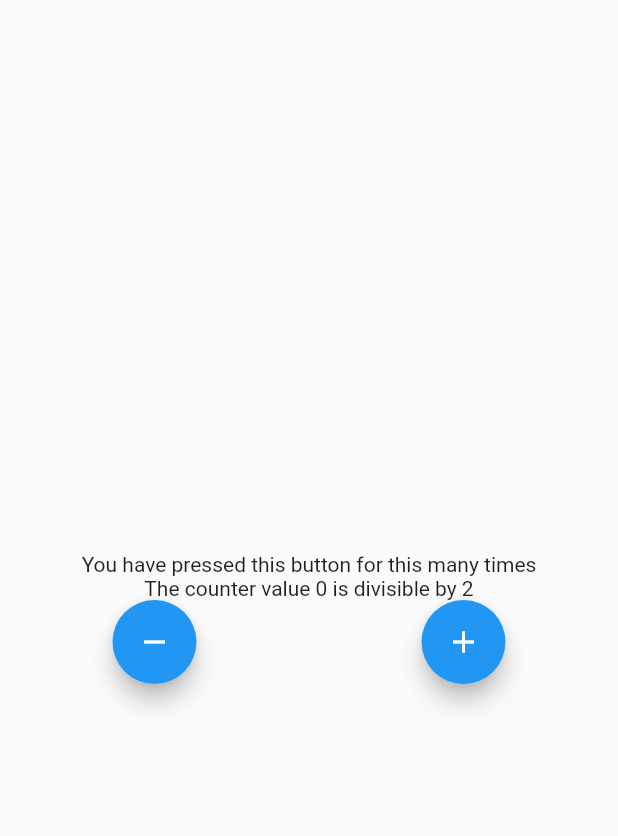
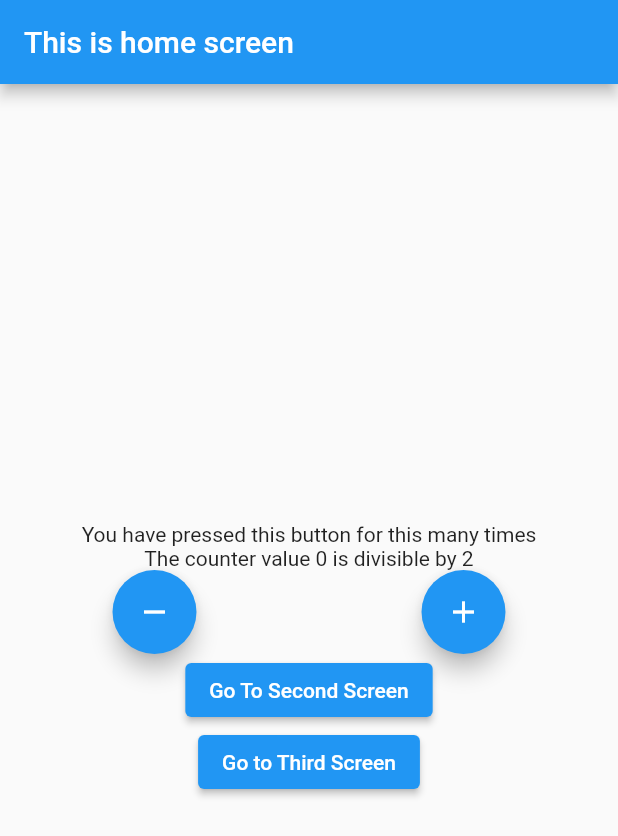
Before and after one commit to ScreamingSyntax/Bloc-Progress, a Flutter app: the screen it shows after launch, on a phone screen of 412 x 824 dp. Shown: the top 836 px of the screen. Run offline on Flutter 3.47's test engine with Material 2 defaults, Android fonts, the phone set to English and light mode, and no system bars; our stand-ins replace bloc, equatable, flutter_bloc.

Commit message:
Named Routing Done

```diff
--- /dev/null
+++ b/lib/Presentation/Screens/home_screen.dart
@@ -0,0 +1,84 @@
+import 'package:flutter/material.dart';
+import 'package:flutter_bloc/flutter_bloc.dart';
+
+import '../../Logic/cubit/counter_cubit.dart';
+
+class HomeScreen extends StatelessWidget {
+  const HomeScreen({super.key});
+
+  @override
+  Widget build(BuildContext context) {
+    return Scaffold(
+      appBar: AppBar(
+        title: Text("This is home screen"),
+      ),
+      body: BlocListener<CounterCubit, CounterState>(
+        listener: (context, state) {
+          if (state.wasIncremented == false) {
+            ScaffoldMessenger.of(context).showSnackBar(const SnackBar(
+              content: Text("Decremented"),
+              duration: Duration(seconds: 2),
+            ));
+          }
+          if (state.wasIncremented == true) {
+            ScaffoldMessenger.of(context).showSnackBar(const SnackBar(
+              content: Text("Incremented"),
+              duration: Duration(seconds: 2),
+            ));
+          }
+        },
+        child: Center(
+          child: Column(
+            mainAxisAlignment: MainAxisAlignment.center,
+            children: [
+              const Text("You have pressed this button for this many times"),
+              BlocBuilder<CounterCubit, CounterState>(
+                builder: (context, state) {
+                  if (state.counterValue < 0) {
+                    return const Text("The counter value is negative");
+                  }
+                  if (state.counterValue % 2 == 0) {
+                    return Text(
+                        "The counter value ${state.counterValue} is divisible by 2");
+                  }
+                  return Text(
+                    "Hello ${state.counterValue}",
+                  );
+                },
+              ),
+              Row(
+                mainAxisAlignment: MainAxisAlignment.spaceAround,
+                children: [
+                  FloatingActionButton(
+                    heroTag: 'minus',
+                    tooltip: 'Decrement',
+                    onPressed: () {
+                      BlocProvider.of<CounterCubit>(context).decrement();
+                    },
+                    child: const Icon(Icons.remove),
+                  ),
+                  FloatingActionButton(
+                    heroTag: 'plus',
+                    tooltip: 'Increment ',
+                    onPressed: () {
+                      BlocProvider.of<CounterCubit>(context).increment();
+                    },
+                    child: const Icon(Icons.add),
+                  ),
+                ],
+              ),
+              ElevatedButton(
+                  onPressed: () => {Navigator.of(context).pushNamed("/second")},
+                  child: Text("Go To Second Screen")),
+              ElevatedButton(
+                  onPressed: () {
+                    Navigator.of(context).pushNamed("third");
+                  },
+                  child: Text("Go to Third Screen"))
+            ],
+          ),
+        ),
+      ),
+    );
+  }
+}
--- a/lib/main.dart
+++ b/lib/main.dart
@@ -1,6 +1,9 @@
+import 'package:day1/Presentation/Screens/second_screen.dart';
+import 'package:day1/Presentation/Screens/third_screen.dart';
 import 'package:flutter_bloc/flutter_bloc.dart';
 import 'package:flutter/material.dart';
-import 'package:day1/cubit/counter_cubit.dart';
+import 'Logic/cubit/counter_cubit.dart';
+import 'Presentation/Screens/home_screen.dart';
 
 void main() => runApp(MyApp());
 
@@ -10,83 +13,31 @@ class MyApp extends StatefulWidget {
 }
 
 class _MyAppState extends State<MyApp> {
+  final CounterCubit _counterCubit = CounterCubit();
+
   @override
   Widget build(BuildContext context) {
-    return BlocProvider<CounterCubit>(
-      create: (context) => CounterCubit(),
-      child: MaterialApp(
-        home: HomePage(),
-      ),
+    return MaterialApp(
+      routes: {
+        "/": (context) => BlocProvider.value(
+              value: _counterCubit,
+              child: const HomeScreen(),
+            ),
+        "/second": (context) => BlocProvider.value(
+              value: _counterCubit,
+              child: const SecondScreen(),
+            ),
+        "third": (context) => BlocProvider.value(
+              value: _counterCubit,
+              child: const ThirdScreen(),
+            )
+      },
     );
   }
-}
 
-class HomePage extends StatefulWidget {
-  State<HomePage> createState() => _HomePageState();
-}
-
-class _HomePageState extends State<HomePage> {
   @override
-  Widget build(BuildContext context) {
-    return Scaffold(
-      body: BlocListener<CounterCubit, CounterState>(
-        listener: (context, state) {
-          if(state.wasIncremented == false){
-            ScaffoldMessenger.of(context).showSnackBar(
-              const SnackBar(content: Text("Decremented")
-              ,
-              duration: Duration(seconds: 2),
-              ));
-          }
-          if(state.wasIncremented == true){
-            ScaffoldMessenger.of(context).showSnackBar(const SnackBar(content: Text("Incremented"),
-            duration: Duration(seconds: 2),
-            ));
-          }
-
-        },
-        child: Center(
-          child: Column(
-            mainAxisAlignment: MainAxisAlignment.center,
-            children: [
-              const Text("You have pressed this button for this many times"),
-              BlocBuilder<CounterCubit, CounterState>(
-                builder: (context, state) {
-                  if (state.counterValue < 0) {
-                    return const Text("The counter value is negative");
-                  }
-                  if (state.counterValue % 2 == 0) {
-                    return Text(
-                        "The counter value ${state.counterValue} is divisible by 2");
-                  }
-                  return Text(
-                    "Hello ${state.counterValue}",
-                  );
-                },
-              ),
-              Row(
-                mainAxisAlignment: MainAxisAlignment.spaceAround,
-                children: [
-                  FloatingActionButton(
-                    tooltip: 'Decrement',
-                    onPressed: () {
-                      BlocProvider.of<CounterCubit>(context).decrement();
-                    },
-                    child: const Icon(Icons.remove),
-                  ),
-                  FloatingActionButton(
-                    tooltip: 'Increment ',
-                    onPressed: () {
-                      BlocProvider.of<CounterCubit>(context).increment();
-                    },
-                    child: const Icon(Icons.add),
-                  ),
-                ],
-              )
-            ],
-          ),
-        ),
-      ),
-    );
+  void dispose() {
+    _counterCubit.close();
+    super.dispose();
   }
 }
```
Also changed, not shown: lib/Presentation/Screens/second_screen.dart (added, +84 -0 lines), lib/Presentation/Screens/third_screen.dart (added, +79 -0 lines), lib/Logic/cubit/counter_cubit.dart (renamed from lib/cubit/counter_cubit.dart), lib/Logic/cubit/counter_state.dart (renamed from lib/cubit/counter_state.dart), 1 other file.
